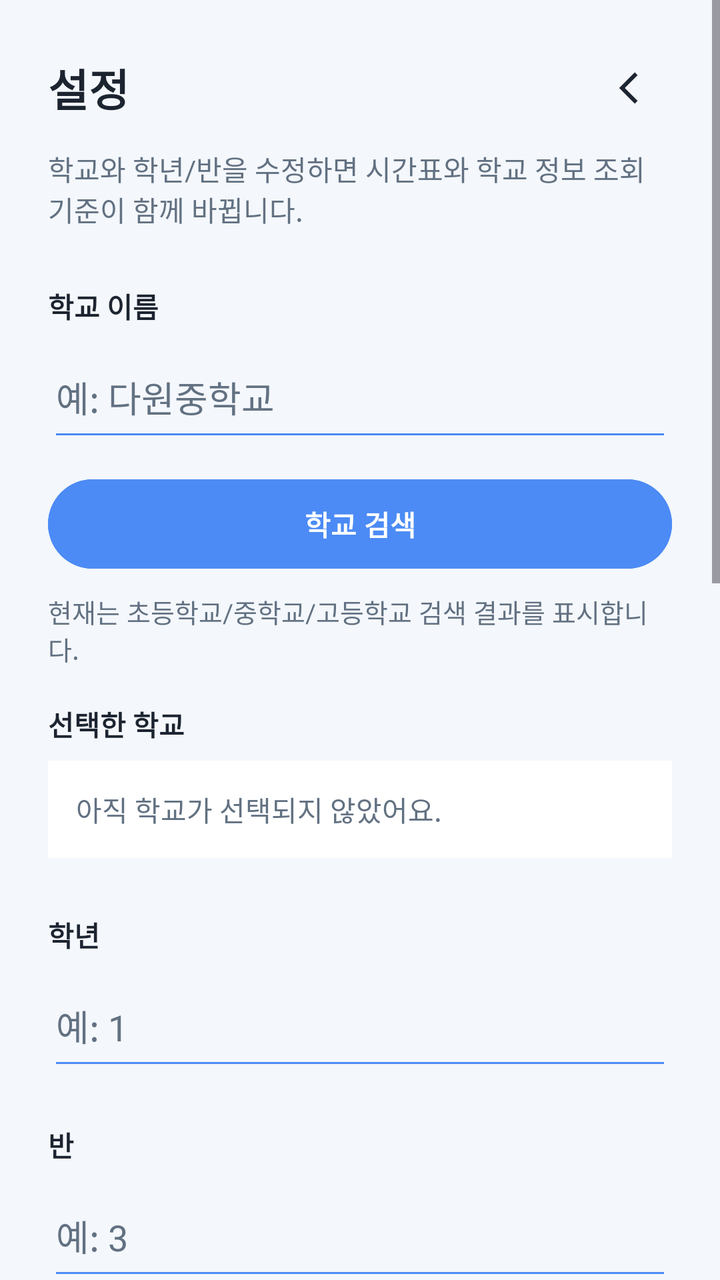
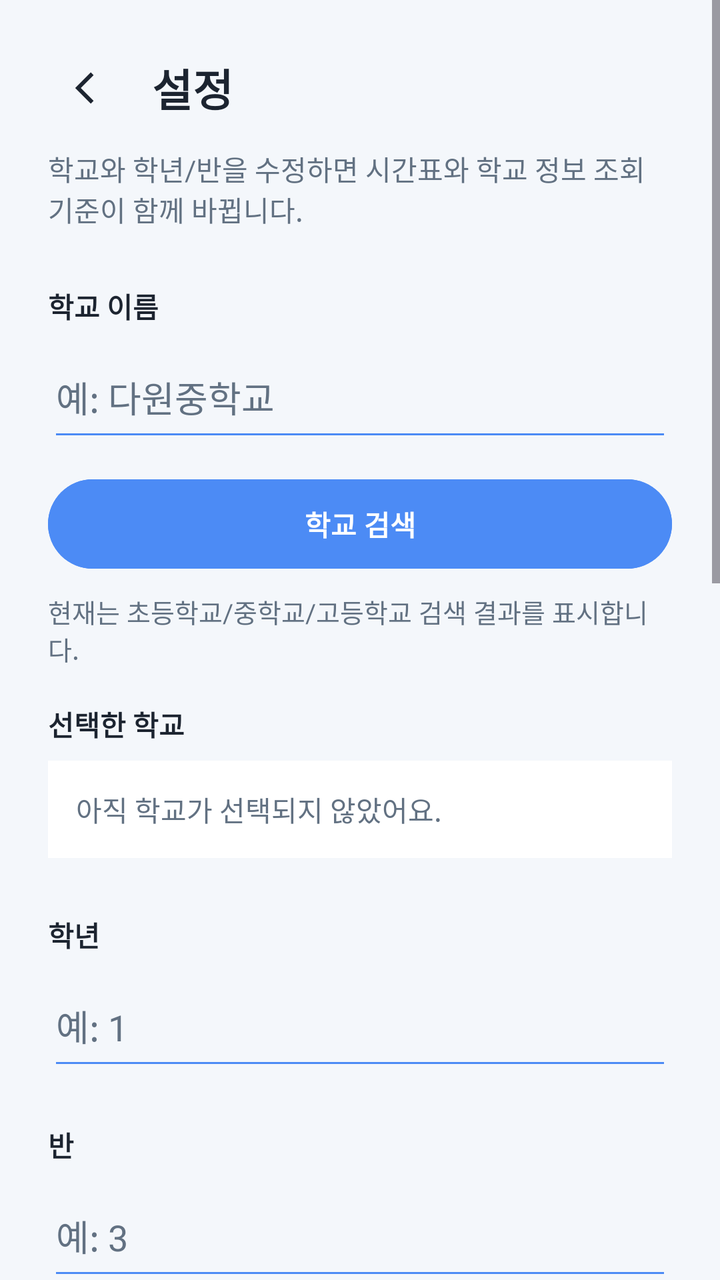

The first picture is an Android layout as it rendered before a commit; the second is the same layout after the commit. The layout source and the unified diff follow.
<!-- AndroidManifest.xml: application theme Theme.MisSchoolApp -->
<!-- res/layout/activity_settings.xml -->
<?xml version="1.0" encoding="utf-8"?>
<layout xmlns:android="http://schemas.android.com/apk/res/android">

<data />

<ScrollView
    android:layout_width="match_parent"
    android:layout_height="match_parent"
    android:background="@color/bg_page"
    android:clipToPadding="false"
    android:fillViewport="true">

    <LinearLayout
        android:layout_width="match_parent"
        android:layout_height="wrap_content"
        android:orientation="vertical"
        android:padding="24dp">

        <LinearLayout
            android:layout_width="match_parent"
            android:layout_height="wrap_content"
            android:gravity="center_vertical"
            android:orientation="horizontal">

            <TextView
                android:layout_width="0dp"
                android:layout_height="wrap_content"
                android:layout_marginEnd="16dp"
                android:layout_weight="1"
                android:text="@string/settings_title"
                android:textColor="@color/text_primary"
                android:textSize="@dimen/text_page_title"
                android:textStyle="bold" />

            <ImageButton
                android:id="@+id/backButton"
                android:layout_width="40dp"
                android:layout_height="40dp"
                android:background="@android:color/transparent"
                android:contentDescription="@string/settings_back"
                android:padding="8dp"
                android:src="@drawable/ic_back_simple" />
        </LinearLayout>

        <TextView
            android:layout_width="match_parent"
            android:layout_height="wrap_content"
            android:layout_marginTop="10dp"
            android:text="@string/settings_description"
            android:textColor="@color/text_secondary"
            android:textSize="@dimen/text_body" />

        <TextView
            android:layout_width="wrap_content"
            android:layout_height="wrap_content"
            android:layout_marginTop="28dp"
            android:text="@string/setup_school_label"
            android:textColor="@color/text_primary"
            android:textSize="@dimen/text_body_small"
            android:textStyle="bold" />

        <EditText
            android:id="@+id/settingsSchoolQueryInput"
            android:layout_width="match_parent"
            android:layout_height="wrap_content"
            android:layout_marginTop="8dp"
            android:backgroundTint="@color/brand_blue"
            android:hint="@string/setup_school_hint"
            android:paddingVertical="14dp"
            android:textColor="@color/text_primary"
            android:textColorHint="@color/text_secondary" />

        <Button
            android:id="@+id/searchSchoolButton"
            android:layout_width="match_parent"
            android:layout_height="wrap_content"
            android:layout_marginTop="10dp"
            android:backgroundTint="@color/brand_blue"
            android:paddingVertical="12dp"
            android:text="@string/setup_school_search_button"
            android:textColor="@color/white"
            android:textStyle="bold" />

        <TextView
            android:layout_width="match_parent"
            android:layout_height="wrap_content"
            android:layout_marginTop="8dp"
            android:text="@string/setup_school_helper"
            android:textColor="@color/text_secondary"
            android:textSize="@dimen/text_metadata" />

        <TextView
            android:id="@+id/schoolSearchMessageText"
            android:layout_width="match_parent"
            android:layout_height="wrap_content"
            android:layout_marginTop="10dp"
            android:background="@color/brand_blue_soft"
            android:padding="12dp"
            android:textColor="@color/text_primary"
            android:textSize="@dimen/text_metadata"
            android:visibility="gone" />

        <TextView
            android:layout_width="wrap_content"
            android:layout_height="wrap_content"
            android:layout_marginTop="18dp"
            android:text="@string/setup_school_selected_label"
            android:textColor="@color/text_primary"
            android:textSize="@dimen/text_body_small"
            android:textStyle="bold" />

        <TextView
            android:id="@+id/selectedSchoolSummaryText"
            android:layout_width="match_parent"
            android:layout_height="wrap_content"
            android:layout_marginTop="8dp"
            android:background="@color/surface_card"
            android:padding="14dp"
            android:text="@string/setup_school_selected_empty"
            android:textColor="@color/text_secondary"
            android:textSize="@dimen/text_body_small" />

        <TextView
            android:id="@+id/schoolResultsLabel"
            android:layout_width="wrap_content"
            android:layout_height="wrap_content"
            android:layout_marginTop="18dp"
            android:text="@string/setup_school_results_label"
            android:textColor="@color/text_primary"
            android:textSize="@dimen/text_body_small"
            android:textStyle="bold"
            android:visibility="gone" />

        <RadioGroup
            android:id="@+id/schoolResultsGroup"
            android:layout_width="match_parent"
            android:layout_height="wrap_content"
            android:layout_marginTop="8dp"
            android:orientation="vertical"
            android:visibility="gone" />

        <TextView
            android:layout_width="wrap_content"
            android:layout_height="wrap_content"
            android:layout_marginTop="28dp"
            android:text="@string/setup_grade_label"
            android:textColor="@color/text_primary"
            android:textSize="@dimen/text_body_small"
            android:textStyle="bold" />

        <EditText
            android:id="@+id/settingsGradeInput"
            android:layout_width="match_parent"
            android:layout_height="wrap_content"
            android:layout_marginTop="8dp"
            android:backgroundTint="@color/brand_blue"
            android:hint="@string/setup_grade_hint"
            android:inputType="number"
            android:maxLength="1"
            android:paddingVertical="14dp"
            android:textColor="@color/text_primary"
            android:textColorHint="@color/text_secondary" />

        <TextView
            android:layout_width="wrap_content"
            android:layout_height="wrap_content"
            android:layout_marginTop="22dp"
            android:text="@string/setup_class_label"
            android:textColor="@color/text_primary"
            android:textSize="@dimen/text_body_small"
            android:textStyle="bold" />

        <EditText
            android:id="@+id/settingsClassInput"
            android:layout_width="match_parent"
            android:layout_height="wrap_content"
            android:layout_marginTop="8dp"
            android:backgroundTint="@color/brand_blue"
            android:hint="@string/setup_class_hint"
            android:inputType="number"
            android:maxLength="2"
            android:paddingVertical="14dp"
            android:textColor="@color/text_primary"
            android:textColorHint="@color/text_secondary" />

        <TextView
            android:layout_width="wrap_content"
            android:layout_height="wrap_content"
            android:layout_marginTop="26dp"
            android:text="@string/settings_timer_display_title"
            android:textColor="@color/text_primary"
            android:textSize="@dimen/text_body_small"
            android:textStyle="bold" />

        <RadioGroup
            android:layout_width="match_parent"
            android:layout_height="wrap_content"
            android:layout_marginTop="10dp"
            android:orientation="vertical">

            <RadioButton
                android:id="@+id/timerDisplayCountRadio"
                android:layout_width="match_parent"
                android:layout_height="wrap_content"
                android:text="@string/settings_timer_display_count"
                android:textColor="@color/text_primary" />

            <RadioButton
                android:id="@+id/timerDisplayRingRadio"
                android:layout_width="match_parent"
                android:layout_height="wrap_content"
                android:layout_marginTop="8dp"
                android:text="@string/settings_timer_display_ring"
                android:textColor="@color/text_primary" />
        </RadioGroup>

        <TextView
            android:layout_width="wrap_content"
            android:layout_height="wrap_content"
            android:layout_marginTop="26dp"
            android:text="@string/settings_timer_alert_title"
            android:textColor="@color/text_primary"
            android:textSize="@dimen/text_body_small"
            android:textStyle="bold" />

        <TextView
            android:layout_width="match_parent"
            android:layout_height="wrap_content"
            android:layout_marginTop="10dp"
            android:text="@string/settings_timer_alert_description"
            android:textColor="@color/text_secondary"
            android:textSize="@dimen/text_body_small" />

        <TextView
            android:layout_width="match_parent"
            android:layout_height="wrap_content"
            android:layout_marginTop="26dp"
            android:text="@string/settings_telemetry_title"
            android:textColor="@color/text_primary"
            android:textStyle="bold" />
        <TextView
            android:layout_width="match_parent"
            android:layout_height="wrap_content"
            android:layout_marginTop="8dp"
            android:text="@string/settings_telemetry_description"
            android:textColor="@color/text_primary" />
        <Switch
            android:id="@+id/analyticsSwitch"
            android:layout_width="match_parent"
            android:layout_height="wrap_content"
            android:minHeight="48dp"
            android:text="@string/settings_analytics_consent"
            android:textColor="@color/text_primary" />
        <Switch
            android:id="@+id/diagnosticsSwitch"
            android:layout_width="match_parent"
            android:layout_height="wrap_content"
            android:minHeight="48dp"
            android:text="@string/settings_diagnostics_consent"
            android:textColor="@color/text_primary" />

        <Button
            android:id="@+id/saveSettingsButton"
            android:layout_width="match_parent"
            android:layout_height="wrap_content"
            android:layout_marginTop="28dp"
            android:backgroundTint="@color/brand_blue"
            android:paddingVertical="14dp"
            android:text="@string/settings_save_button"
            android:textColor="@color/white"
            android:textStyle="bold" />

        <TextView
            android:id="@+id/settingsVersionText"
            android:layout_width="match_parent"
            android:layout_height="wrap_content"
            android:layout_marginTop="20dp"
            android:gravity="center"
            android:textColor="@color/text_secondary"
            android:textSize="@dimen/text_body_small" />

    </LinearLayout>

</ScrollView>

</layout>
<!-- resources referenced by this layout -->
<resources>
  <color name="bg_page">#F4F7FB</color>
  <color name="brand_blue">#4C8BF5</color>
  <color name="brand_blue_soft">#DDEBFF</color>
  <color name="surface_card">#FFFFFFFF</color>
  <color name="text_primary">#1C2430</color>
  <color name="text_secondary">#627182</color>
  <color name="white">#FFFFFFFF</color>
  <dimen name="text_body">14sp</dimen>
  <dimen name="text_body_small">14sp</dimen>
  <dimen name="text_metadata">13sp</dimen>
  <dimen name="text_page_title">22sp</dimen>
  <!-- drawable ic_back_simple (drawable) -->
  <?xml version="1.0" encoding="utf-8"?>
  <vector xmlns:android="http://schemas.android.com/apk/res/android"
      android:width="24dp"
      android:height="24dp"
      android:viewportWidth="24"
      android:viewportHeight="24">
  
      <path
          android:fillColor="@color/text_primary"
          android:pathData="M14.8,5.6L8.4,12l6.4,6.4l-1.4,1.4L5.6,12l7.8,-7.8z" />
  </vector>
  <string name="settings_analytics_consent">[선택] 이용 정보 분석에 동의</string>
  <string name="settings_back">뒤로 가기</string>
  <string name="settings_description">학교와 학년/반을 수정하면 시간표와 학교 정보 조회 기준이 함께 바뀝니다.</string>
  <string name="settings_diagnostics_consent">[선택] 오류 진단 정보 제공에 동의</string>
  <string name="settings_save_button">저장하기</string>
  <string name="settings_telemetry_description">동의하면 Google Firebase를 통해 선택한 학교 코드·교육청·학교 종류, 앱 버전·OS·기기 모델 및 SDK 설치 식별정보를 처리합니다. 이용 분석에는 접속·기능 이용·조회 결과가, 오류 진단에는 오류 내역과 발생 화면이 포함됩니다. 이름·학년·반·검색어·광고 ID는 추가 전송하지 않습니다. 선택은 즉시 적용되며, 동의하지 않아도 앱을 사용할 수 있습니다. 끄면 이후 앱 실행에서 해당 수집을 중단합니다. Firebase 자동 오류 보고의 변경은 다음 앱 실행부터 적용될 수 있으며, 이미 전송된 정보는 자동 삭제되지 않습니다.</string>
  <string name="settings_telemetry_title">앱 개선을 위한 선택적 정보 제공</string>
  <string name="settings_timer_alert_description">타이머가 끝나면 단말의 현재 모드에 따라 소리나 진동이 한 번 울려요. 무음 모드에서는 울리지 않습니다.</string>
  <string name="settings_timer_alert_title">타이머 완료 알림</string>
  <string name="settings_timer_display_count">숫자 카운트로 보기</string>
  <string name="settings_timer_display_ring">원형 진행으로 보기</string>
  <string name="settings_timer_display_title">타이머 표시 방식</string>
  <string name="settings_title">설정</string>
  <string name="setup_class_hint">예: 3</string>
  <string name="setup_class_label">반</string>
  <string name="setup_grade_hint">예: 1</string>
  <string name="setup_grade_label">학년</string>
  <string name="setup_school_helper">현재는 초등학교/중학교/고등학교 검색 결과를 표시합니다.</string>
  <string name="setup_school_hint">예: 다원중학교</string>
  <string name="setup_school_label">학교 이름</string>
  <string name="setup_school_results_label">검색 결과</string>
  <string name="setup_school_search_button">학교 검색</string>
  <string name="setup_school_selected_empty">아직 학교가 선택되지 않았어요.</string>
  <string name="setup_school_selected_label">선택한 학교</string>
  <style name="Theme.MisSchoolApp" parent="Base.Theme.MisSchoolApp" />
  <style name="Base.Theme.MisSchoolApp" parent="Theme.Material3.DayNight.NoActionBar">
          <item name="android:statusBarColor">@color/bg_page</item>
          <item name="android:windowLightStatusBar">true</item>
      </style>
</resources>

<!-- the commit's change to res/layout/activity_settings.xml (unified diff, before → after) -->
@@ -21,16 +21,6 @@
             android:layout_height="wrap_content"
             android:gravity="center_vertical"
             android:orientation="horizontal">
-
-            <TextView
-                android:layout_width="0dp"
-                android:layout_height="wrap_content"
-                android:layout_marginEnd="16dp"
-                android:layout_weight="1"
-                android:text="@string/settings_title"
-                android:textColor="@color/text_primary"
-                android:textSize="@dimen/text_page_title"
-                android:textStyle="bold" />
 
             <ImageButton
                 android:id="@+id/backButton"
@@ -40,6 +30,16 @@
                 android:contentDescription="@string/settings_back"
                 android:padding="8dp"
                 android:src="@drawable/ic_back_simple" />
+
+            <TextView
+                android:layout_width="0dp"
+                android:layout_height="wrap_content"
+                android:layout_marginStart="12dp"
+                android:layout_weight="1"
+                android:text="@string/settings_title"
+                android:textColor="@color/text_primary"
+                android:textSize="@dimen/text_page_title"
+                android:textStyle="bold" />
         </LinearLayout>
 
         <TextView
